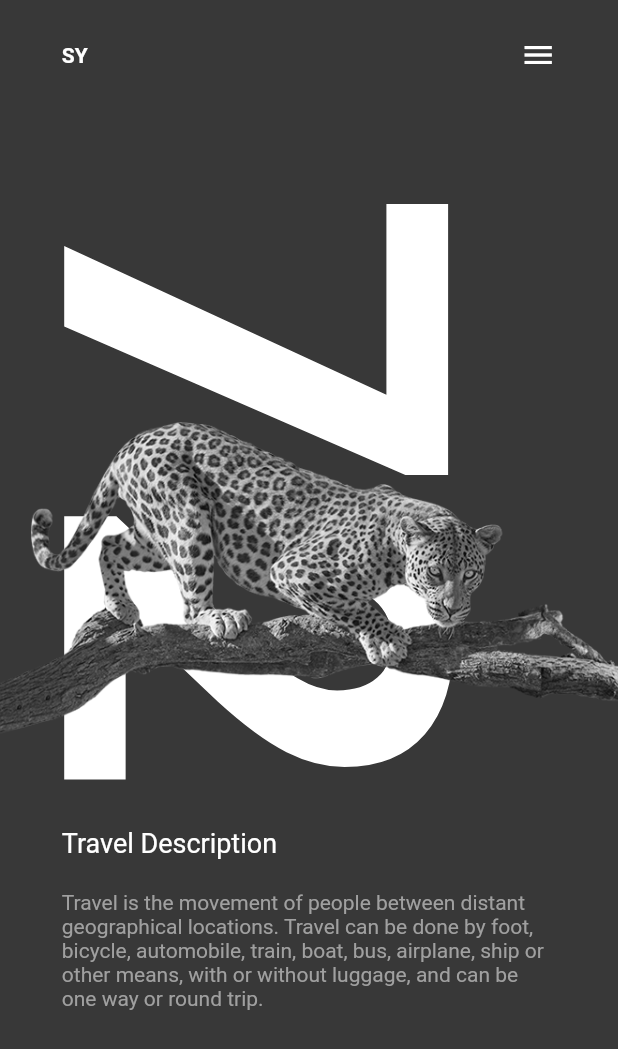
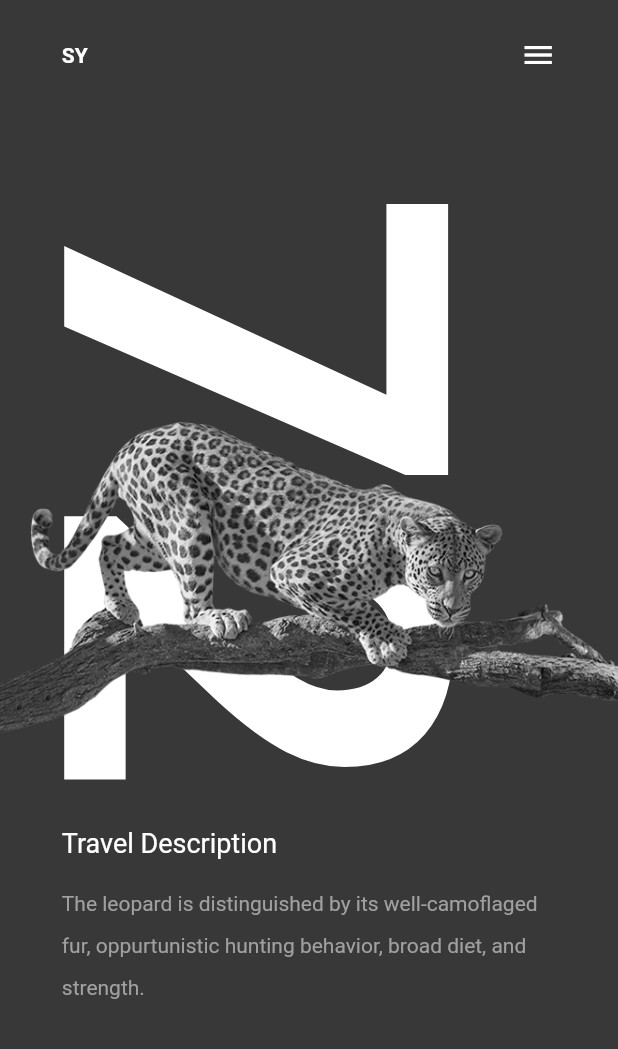
Before and after one commit to drexel-ue/sy_expedition, a Flutter app: the screen it shows after launch, on a phone screen of 412 x 824 dp. Shown: the top 1049 px of the screen. Run offline on Flutter 3.47's test engine with Material 2 defaults, Android fonts, the phone set to English and light mode, and no system bars.

Commit message:
Add more pleasing text

```diff
--- a/lib/page_1.dart
+++ b/lib/page_1.dart
@@ -82,11 +82,12 @@ class _TravelDescription extends StatelessWidget {
               color: white,
             ),
           ),
-          SizedBox(height: height * .0255),
+          SizedBox(height: height * .015),
           Text(
-            'Travel is the movement of people between distant geographical locations. Travel can be done by foot, bicycle, automobile, train, boat, bus, airplane, ship or other means, with or without luggage, and can be one way or round trip.',
+            'The leopard is distinguished by its well-camoflaged fur, oppurtunistic hunting behavior, broad diet, and strength.',
             style: TextStyle(
               color: lighterGrey,
+              height: 2,
             ),
           ),
         ],
```
